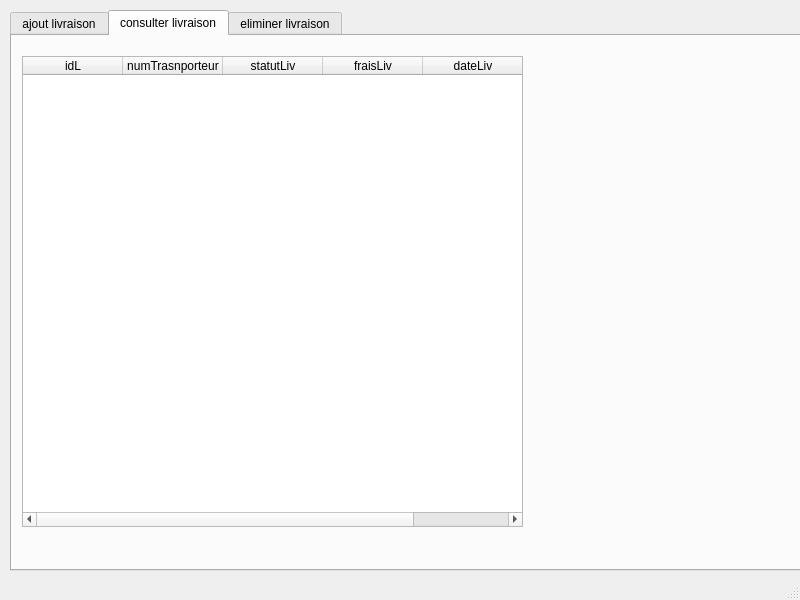
Above: projetc++/mainwindow.ui from 24-25PCPP2A27/projet2a-2a27-smart-clothing-store before the change. Below: the same form after it.
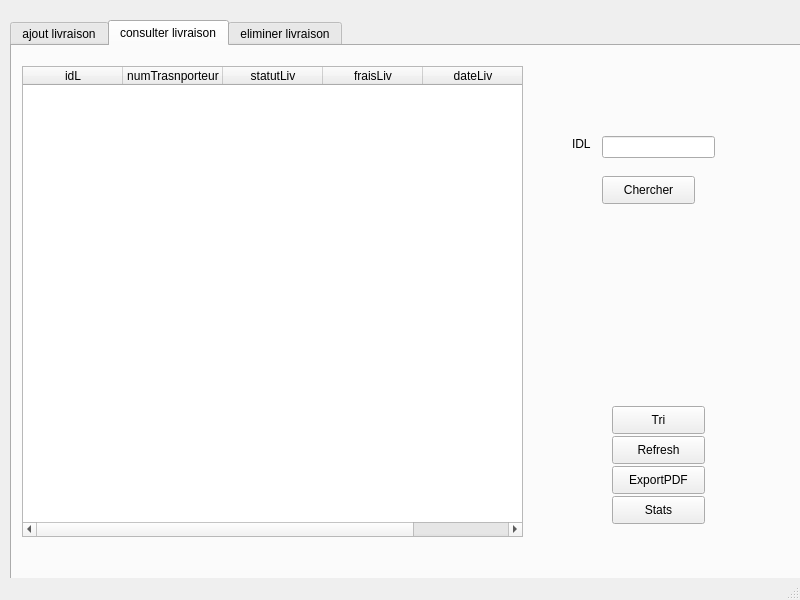
That is the form after the change. The open tabs and pages were chosen to show the change.

What changed in the file:
```diff
--- a/projetc++/mainwindow.ui
+++ b/projetc++/mainwindow.ui
@@ -18,7 +18,7 @@
     <property name="geometry">
      <rect>
       <x>10</x>
-      <y>10</y>
+      <y>20</y>
       <width>801</width>
       <height>561</height>
      </rect>
@@ -159,6 +159,94 @@
        </property>
       </column>
      </widget>
+     <widget class="QPushButton" name="pushButton_afficher">
+      <property name="geometry">
+       <rect>
+        <x>600</x>
+        <y>390</y>
+        <width>93</width>
+        <height>28</height>
+       </rect>
+      </property>
+      <property name="text">
+       <string>Refresh</string>
+      </property>
+     </widget>
+     <widget class="QLineEdit" name="lineEdit_recherche">
+      <property name="geometry">
+       <rect>
+        <x>590</x>
+        <y>90</y>
+        <width>113</width>
+        <height>22</height>
+       </rect>
+      </property>
+     </widget>
+     <widget class="QLabel" name="label_2">
+      <property name="geometry">
+       <rect>
+        <x>560</x>
+        <y>90</y>
+        <width>56</width>
+        <height>16</height>
+       </rect>
+      </property>
+      <property name="text">
+       <string>IDL</string>
+      </property>
+     </widget>
+     <widget class="QPushButton" name="pushButton_recherche">
+      <property name="geometry">
+       <rect>
+        <x>590</x>
+        <y>130</y>
+        <width>93</width>
+        <height>28</height>
+       </rect>
+      </property>
+      <property name="text">
+       <string>Chercher</string>
+      </property>
+     </widget>
+     <widget class="QPushButton" name="pushButton_sort">
+      <property name="geometry">
+       <rect>
+        <x>600</x>
+        <y>360</y>
+        <width>93</width>
+        <height>28</height>
+       </rect>
+      </property>
+      <property name="text">
+       <string>Tri</string>
+      </property>
+     </widget>
+     <widget class="QPushButton" name="pushButton_exportPDF">
+      <property name="geometry">
+       <rect>
+        <x>600</x>
+        <y>420</y>
+        <width>93</width>
+        <height>28</height>
+       </rect>
+      </property>
+      <property name="text">
+       <string>ExportPDF</string>
+      </property>
+     </widget>
+     <widget class="QPushButton" name="pushButton_showStats">
+      <property name="geometry">
+       <rect>
+        <x>600</x>
+        <y>450</y>
+        <width>93</width>
+        <height>28</height>
+       </rect>
+      </property>
+      <property name="text">
+       <string>Stats</string>
+      </property>
+     </widget>
     </widget>
     <widget class="QWidget" name="tab_3">
      <attribute name="title">
```
Left out of the diff: 56 changed lines with no effect on the pictures.
